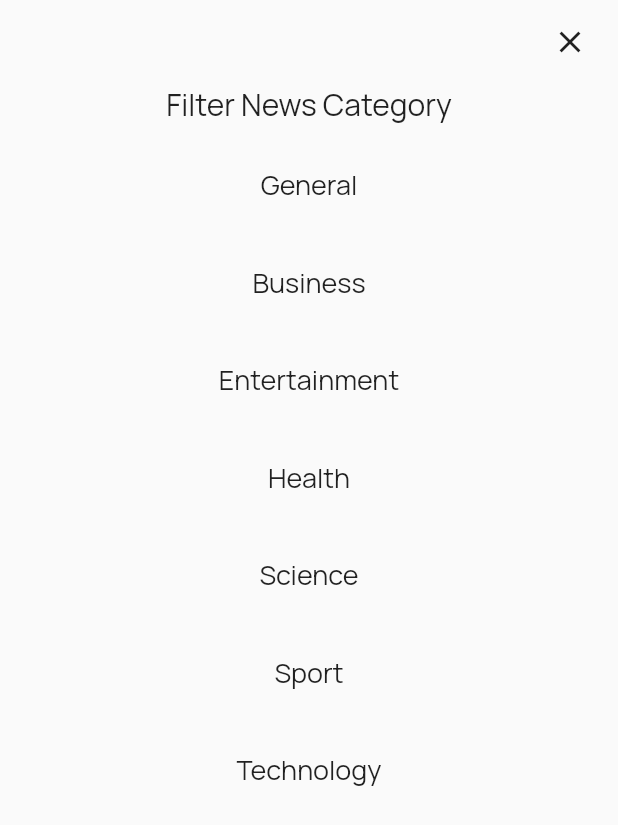
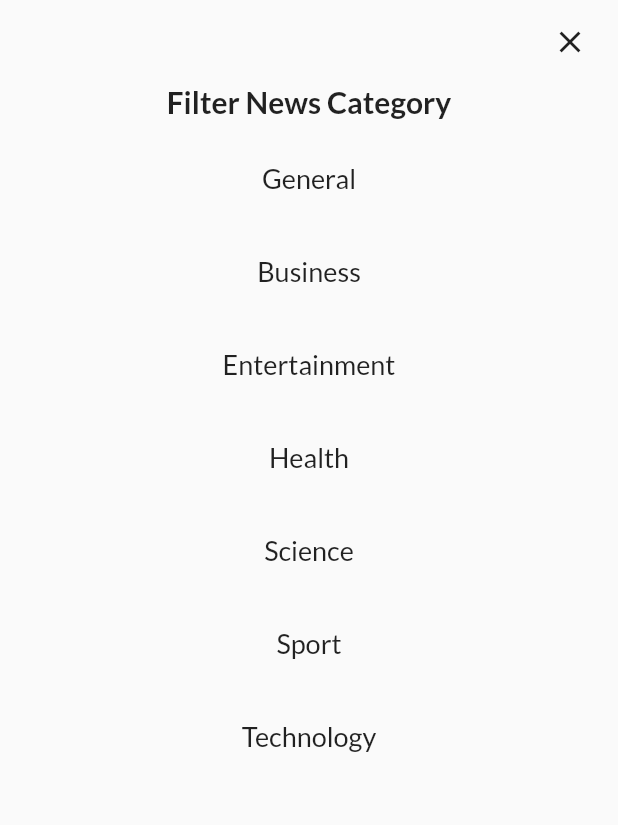
Before and after one commit to GnuaAruht/news, a Flutter app: the screen it shows after launch, after a tap on the "menu" icon, on a phone screen of 412 x 824 dp. Shown: the top 825 px of the screen. Run offline on Flutter 3.47's test engine with Material 2 defaults, Android fonts, the phone set to English and light mode, and no system bars; our stand-ins replace bloc, carousel_slider, dio, equatable, flutter_bloc, freezed_annotation and 7 more; accounts and stored records are empty; generated files the repository leaves out were written again; network calls fail.

Commit message:
change font size and optimize code

```diff
--- a/lib/core/config/theme.dart
+++ b/lib/core/config/theme.dart
@@ -4,7 +4,7 @@ import 'package:google_fonts/google_fonts.dart';
 ThemeData buildlightTheme(BuildContext context) {
   final baseTheme = ThemeData.light();
   return baseTheme.copyWith(
-      textTheme: GoogleFonts.manropeTextTheme(
+      textTheme: GoogleFonts.latoTextTheme(
         Theme.of(context).textTheme,
       ),
       appBarTheme: const AppBarTheme(
--- a/lib/core/constants/ui_constants.dart
+++ b/lib/core/constants/ui_constants.dart
@@ -1,3 +1,3 @@
 const DEFAULT_PADDING = 8.0;
-const DEFAULT_ITEM_HEIGHT = 100.0;
+const DEFAULT_ITEM_HEIGHT = 120.0;
 const DEFAULT_BORDER_RADIUS = 10.0;
--- a/lib/data/repositories/news_repository_impl.dart
+++ b/lib/data/repositories/news_repository_impl.dart
@@ -25,31 +25,31 @@ class NewsRepositoryImpl extends NewsRepository {
       required Category category,
       int pageSize = DEFAULT_PAGE_SIZE,
       String country = 'us'}) async {
-    // try {
-    //   final _response = await remoteDataSource.getTopHeadlineArticles(
-    //       page: page,
-    //       categoryValue: category.value,
-    //       pageSize: pageSize,
-    //       country: country);
-    //   if (_response.response.statusCode == HttpStatus.ok) {
-    //     final _models = _response.data.articles;
-    //     return DataSuccess(
-    //         data: _models.map((model) => model.toEntity()).toList());
-    //   } else {
-    //     return DataFailed(
-    //       error: DioError(
-    //         error: _response.response.statusMessage,
-    //         response: _response.response,
-    //         type: DioErrorType.response,
-    //         requestOptions: _response.response.requestOptions,
-    //       ),
-    //     );
-    //   }
-    // } on DioError catch (e) {
-    //   return DataFailed(error: e);
-    // }
-    await Future.delayed(const Duration(seconds: 3));
-    return DataSuccess(data: tempArticleList);
+    try {
+      final _response = await remoteDataSource.getTopHeadlineArticles(
+          page: page,
+          categoryValue: category.value,
+          pageSize: pageSize,
+          country: country);
+      if (_response.response.statusCode == HttpStatus.ok) {
+        final _models = _response.data.articles;
+        return DataSuccess(
+            data: _models.map((model) => model.toEntity()).toList());
+      } else {
+        return DataFailed(
+          error: DioError(
+            error: _response.response.statusMessage,
+            response: _response.response,
+            type: DioErrorType.response,
+            requestOptions: _response.response.requestOptions,
+          ),
+        );
+      }
+    } on DioError catch (e) {
+      return DataFailed(error: e);
+    }
+    // await Future.delayed(const Duration(seconds: 3));
+    // return DataSuccess(data: tempArticleList);
   }
 
   @override
--- a/lib/main.dart
+++ b/lib/main.dart
@@ -39,7 +39,7 @@ class NewsApp extends StatelessWidget {
         if (settings.name == CategoryListPage.routeName) {
           return MaterialPageRoute(builder: (_) => const CategoryListPage());
         } else if (settings.name == ArticleListPage.routeName) {
-          final _category = settings.arguments as Category;
+          final _category = settings.arguments as Category? ?? Category.GENERAL;
           return MaterialPageRoute(builder: (_) {
             return BlocProvider(
               create: (context) =>
--- a/lib/presentation/pages/category_list_page.dart
+++ b/lib/presentation/pages/category_list_page.dart
@@ -33,7 +33,7 @@ class CategoryListPage extends StatelessWidget {
               ),
               const Text(
                 'Filter News Category',
-                style: TextStyle(fontSize: 20.0),
+                style: TextStyle(fontSize: 20.0, fontWeight: FontWeight.w600),
               ),
               const SizedBox(
                 height: DEFAULT_PADDING,
--- a/lib/presentation/widgets/loading_failed_widget.dart
+++ b/lib/presentation/widgets/loading_failed_widget.dart
@@ -6,7 +6,7 @@ class LoadingFailedWidget extends StatelessWidget {
   final VoidCallback onRetry;
   const LoadingFailedWidget(
       {Key? key,
-      this.errorMessage = "Loading failed",
+      this.errorMessage = "Loading Failed",
       this.icon = Icons.error_outline_rounded,
       required this.onRetry})
       : super(key: key);
@@ -25,11 +25,14 @@ class LoadingFailedWidget extends StatelessWidget {
           Text(errorMessage,
               style: TextStyle(
                   fontSize: 18.0, color: Colors.black.withOpacity(0.5))),
+          const SizedBox(
+            height: 8.0,
+          ),
           TextButton(
               onPressed: onRetry,
               child: const Text(
                 'Retry',
-                style: TextStyle(fontSize: 18.0),
+                style: TextStyle(fontSize: 20.0, fontWeight: FontWeight.normal),
               ))
         ],
       ),
--- a/lib/presentation/widgets/loading_list_widget.dart
+++ b/lib/presentation/widgets/loading_list_widget.dart
@@ -32,11 +32,7 @@ class _LoadingItemWidiget extends StatelessWidget {
 
   @override
   Widget build(BuildContext context) {
-    return Shimmer.fromColors(
-      baseColor: Colors.grey[300]!,
-      highlightColor: Colors.grey[100]!,
-      enabled: true,
-      child: Container(
+    return Container(
       padding: const EdgeInsets.all(8.0),
       height: DEFAULT_ITEM_HEIGHT,
       child: Row(
@@ -60,6 +56,15 @@ class _LoadingItemWidiget extends StatelessWidget {
                 const LoadingWidget(
                   height: 16.0,
                 ),
+                const SizedBox(
+                  height: 8.0,
+                ),
+                const LoadingWidget(
+                  height: 16.0,
+                ),
+                const SizedBox(
+                  height: 8.0,
+                ),
                 const Spacer(),
                 Row(
                   mainAxisAlignment: MainAxisAlignment.spaceBetween,
@@ -77,7 +82,6 @@ class _LoadingItemWidiget extends StatelessWidget {
           )
         ],
       ),
-      ),
     );
   }
 }
--- a/pubspec.yaml
+++ b/pubspec.yaml
@@ -44,6 +44,10 @@ dependencies:
   webview_flutter: ^3.0.0
   transparent_image: ^2.0.0
   hive_flutter: ^1.1.0
+  data_connection_checker:
+    git:
+      url: https://github.com/chornthorn/data_connection_checker.git
+      ref: master
 
 dev_dependencies:
   build_runner: ^2.1.7
```
Also changed, not shown: lib/presentation/pages/article_list_page.dart (+5 -3 lines), lib/presentation/pages/main_page.dart (+39 -47 lines), lib/presentation/pages/search_page.dart (+31 -18 lines), lib/presentation/widgets/article_item_widget.dart (+15 -13 lines), pubspec.lock. Lines whose indentation alone changed are shown as unchanged.
